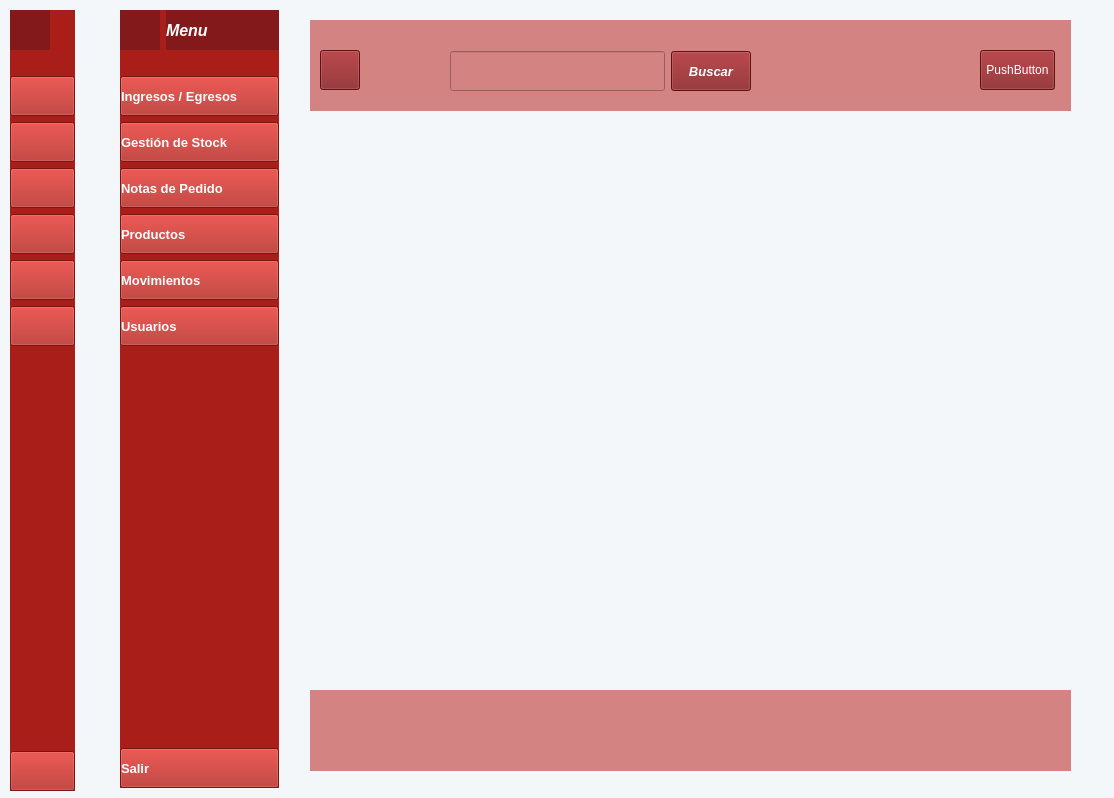
Before: the Qt Designer form modules/views/main_window/mainwindow.ui in CristianEmanuelCamposFuentes/movimientos-stock-app, drawn with Qt 5.
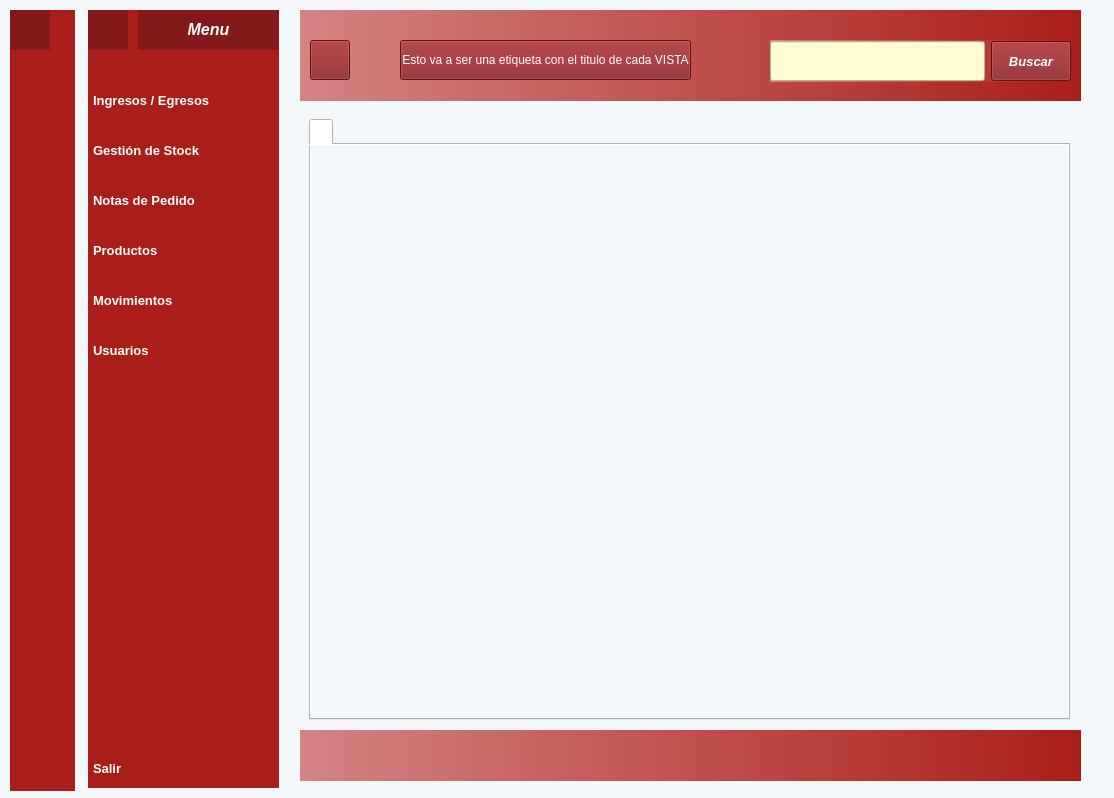
After: the same form once the commit is applied. Icons and pictures are not drawn.

Commit message: create login and main window ui

What changed in the file:
```diff
--- a/modules/views/main_window/mainwindow.ui
+++ b/modules/views/main_window/mainwindow.ui
@@ -33,10 +33,15 @@
 	
 	color: rgb(255, 255, 255);
 }
-
+QPushButton{
+ border: none;
+}
 </string>
     </property>
     <layout class="QVBoxLayout" name="verticalLayout">
+     <property name="spacing">
+      <number>10</number>
+     </property>
      <item>
       <widget class="QLabel" name="label">
        <property name="minimumSize">
@@ -108,6 +113,12 @@
          <height>35</height>
         </size>
        </property>
+       <property name="checkable">
+        <bool>true</bool>
+       </property>
+       <property name="autoExclusive">
+        <bool>true</bool>
+       </property>
       </widget>
      </item>
      <item>
@@ -140,6 +151,12 @@
          <height>35</height>
         </size>
        </property>
+       <property name="checkable">
+        <bool>true</bool>
+       </property>
+       <property name="autoExclusive">
+        <bool>true</bool>
+       </property>
       </widget>
      </item>
      <item>
@@ -172,6 +189,12 @@
          <height>35</height>
         </size>
        </property>
+       <property name="checkable">
+        <bool>true</bool>
+       </property>
+       <property name="autoExclusive">
+        <bool>true</bool>
+       </property>
       </widget>
      </item>
      <item>
@@ -204,6 +227,12 @@
          <height>35</height>
         </size>
        </property>
+       <property name="checkable">
+        <bool>true</bool>
+       </property>
+       <property name="autoExclusive">
+        <bool>true</bool>
+       </property>
       </widget>
      </item>
      <item>
@@ -236,6 +265,12 @@
          <height>35</height>
         </size>
        </property>
+       <property name="checkable">
+        <bool>true</bool>
+       </property>
+       <property name="autoExclusive">
+        <bool>true</bool>
+       </property>
       </widget>
      </item>
      <item>
@@ -268,6 +303,12 @@
          <height>35</height>
         </size>
        </property>
+       <property name="checkable">
+        <bool>true</bool>
+       </property>
+       <property name="autoExclusive">
+        <bool>true</bool>
+       </property>
       </widget>
      </item>
      <item>
@@ -320,9 +361,9 @@
    <widget class="QWidget" name="icon_name_widget" native="true">
     <property name="geometry">
      <rect>
-      <x>120</x>
+      <x>88</x>
       <y>10</y>
-      <width>159</width>
+      <width>191</width>
       <height>778</height>
      </rect>
     </property>
@@ -334,9 +375,14 @@
 
 QPushButton{
 	text-align: left;
+	border: none;
+	padding-left: 5px;
 }</string>
     </property>
     <layout class="QVBoxLayout" name="verticalLayout_2">
+     <property name="spacing">
+      <number>10</number>
+     </property>
      <item>
       <layout class="QHBoxLayout" name="horizontalLayout_2">
        <item>
@@ -380,7 +426,7 @@
           <string notr="true">background-color: rgb(131, 25, 27);</string>
          </property>
          <property name="text">
-          <string>Menu</string>
+          <string>&lt;html&gt;&lt;head/&gt;&lt;body&gt;&lt;p align=&quot;center&quot;&gt;Menu&lt;/p&gt;&lt;/body&gt;&lt;/html&gt;</string>
          </property>
         </widget>
        </item>
@@ -435,6 +481,12 @@
          <height>25</height>
         </size>
        </property>
+       <property name="checkable">
+        <bool>true</bool>
+       </property>
+       <property name="autoExclusive">
+        <bool>true</bool>
+       </property>
       </widget>
      </item>
      <item>
@@ -473,6 +525,12 @@
          <height>25</height>
         </size>
        </property>
+       <property name="checkable">
+        <bool>true</bool>
+       </property>
+       <property name="autoExclusive">
+        <bool>true</bool>
+       </property>
       </widget>
      </item>
      <item>
@@ -511,6 +569,12 @@
          <height>25</height>
         </size>
        </property>
+       <property name="checkable">
+        <bool>true</bool>
+       </property>
+       <property name="autoExclusive">
+        <bool>true</bool>
+       </property>
       </widget>
      </item>
      <item>
@@ -549,6 +613,12 @@
          <height>25</height>
         </size>
        </property>
+       <property name="checkable">
+        <bool>true</bool>
+       </property>
+       <property name="autoExclusive">
+        <bool>true</bool>
+       </property>
       </widget>
      </item>
      <item>
@@ -587,6 +657,12 @@
          <height>25</height>
         </size>
        </property>
+       <property name="checkable">
+        <bool>true</bool>
+       </property>
+       <property name="autoExclusive">
+        <bool>true</bool>
+       </property>
       </widget>
      </item>
      <item>
@@ -625,6 +701,12 @@
          <height>25</height>
         </size>
        </property>
+       <property name="checkable">
+        <bool>true</bool>
+       </property>
+       <property name="autoExclusive">
+        <bool>true</bool>
+       </property>
       </widget>
      </item>
      <item>
@@ -695,15 +777,16 @@
     <widget class="QWidget" name="navbar_widget" native="true">
      <property name="geometry">
       <rect>
-       <x>10</x>
-       <y>10</y>
-       <width>761</width>
+       <x>0</x>
+       <y>0</y>
+       <width>781</width>
        <height>91</height>
       </rect>
      </property>
      <property name="styleSheet">
       <string notr="true">QWidget{
-	background-color: rgb(212, 131, 131);
+	
+	background-color: qlineargradient(spread:pad, x1:0, y1:0, x2:1, y2:0, stop:0  rgb(212, 131, 131), stop:1 rgb(170, 30, 25));
 	
 	color: rgb(255, 255, 255);
 }</string>
@@ -752,9 +835,9 @@
      <widget class="QPushButton" name="pushButton_17">
       <property name="geometry">
        <rect>
-        <x>670</x>
+        <x>100</x>
         <y>30</y>
-        <width>75</width>
+        <width>291</width>
         <height>40</height>
        </rect>
       </property>
@@ -777,13 +860,13 @@
        <string notr="true">background-color: rgb(131, 25, 27);</string>
       </property>
       <property name="text">
-       <string>PushButton</string>
+       <string>Esto va a ser una etiqueta con el titulo de cada VISTA</string>
       </property>
      </widget>
      <widget class="QWidget" name="layoutWidget">
       <property name="geometry">
        <rect>
-        <x>140</x>
+        <x>470</x>
         <y>30</y>
         <width>301</width>
         <height>42</height>
@@ -804,6 +887,9 @@
            <height>40</height>
           </size>
          </property>
+         <property name="styleSheet">
+          <string notr="true">background-color: rgb(255, 251, 212);</string>
+         </property>
         </widget>
        </item>
        <item>
@@ -846,27 +932,31 @@
     <widget class="QWidget" name="bottombar_widget" native="true">
      <property name="geometry">
       <rect>
-       <x>10</x>
-       <y>680</y>
-       <width>761</width>
-       <height>81</height>
+       <x>0</x>
+       <y>720</y>
+       <width>781</width>
+       <height>51</height>
       </rect>
      </property>
      <property name="styleSheet">
-      <string notr="true">background-color: rgb(212, 131, 131);
+      <string notr="true">background-color: qlineargradient(spread:pad, x1:0, y1:0, x2:1, y2:0, stop:0  rgb(212, 131, 131), stop:1 rgb(170, 30, 25));
 color: rgb(51, 51, 51);</string>
      </property>
     </widget>
-    <widget class="QStackedWidget" name="main_widget">
+    <widget class="QTabWidget" name="main_widget">
      <property name="geometry">
       <rect>
        <x>9</x>
-       <y>119</y>
+       <y>109</y>
        <width>761</width>
-       <height>551</height>
+       <height>601</height>
       </rect>
      </property>
-     <widget class="QWidget" name="main_content_stackedWidgetPage1"/>
+     <widget class="QWidget" name="main_widgetPage1" native="true">
+      <attribute name="title">
+       <string/>
+      </attribute>
+     </widget>
     </widget>
    </widget>
   </widget>
```
Left out of the diff: 6 changed lines with no effect on the pictures. The commit also changes 1 other file.
